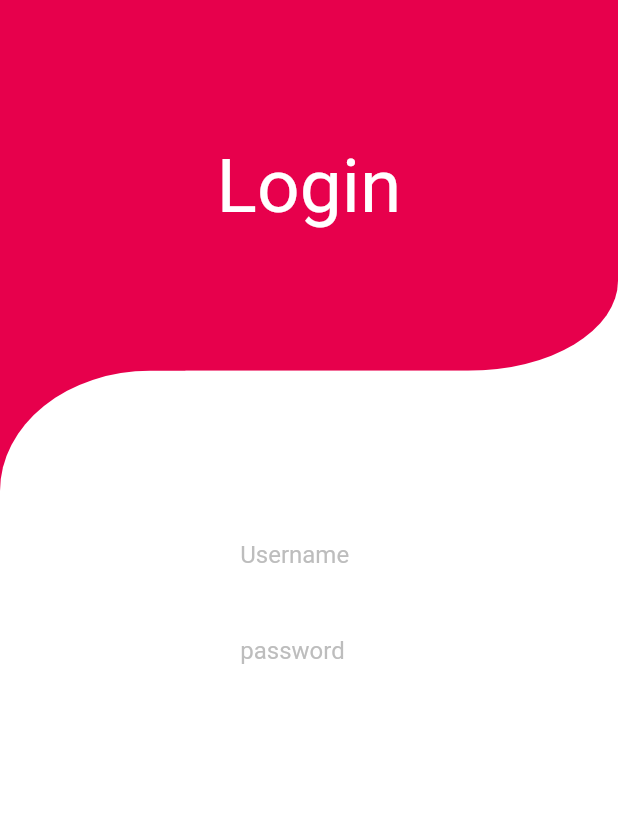
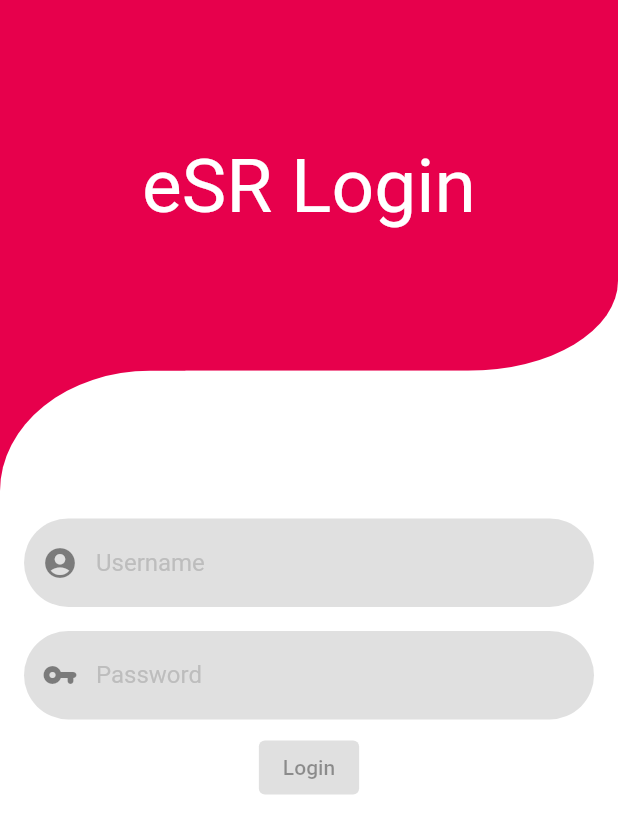
Before and after one commit to salehloke/flutter_login, a Flutter app: the screen it shows after launch, on a phone screen of 412 x 824 dp. Shown: the top 834 px of the screen. Run offline on Flutter 3.47's test engine with Material 2 defaults, Android fonts, the phone set to English and light mode, and no system bars.

Commit message:
update UI

```diff
--- a/lib/login_screen.dart
+++ b/lib/login_screen.dart
@@ -10,6 +10,7 @@ class _LoginScreenState extends State<LoginScreen> {
   @override
   Widget build(BuildContext context) {
     return Scaffold(
+      resizeToAvoidBottomInset: false,
       backgroundColor: Colors.white,
       // appBar: AppBar(
       //   backgroundColor: Color(0xFFE7004C),
@@ -47,13 +48,6 @@ class _LoginScreenState extends State<LoginScreen> {
                       )
                     ])),
           ),
-          Align(
-            alignment: Alignment.topCenter * .75,
-            child: Text(
-              "Login",
-              style: TextStyle(fontSize: 50, color: Colors.white),
-            ),
-          ),
 
           /// top left arc
           Align(
@@ -66,6 +60,17 @@ class _LoginScreenState extends State<LoginScreen> {
                   borderRadius: BorderRadius.only(),
                 ),
               )),
+
+          Align(
+            alignment: Alignment.topCenter * .75,
+            child: Container(
+              // width: MediaQuery.of(context).size.width,
+              child: Text(
+                "eSR Login",
+                style: TextStyle(fontSize: 50, color: Colors.white),
+              ),
+            ),
+          ),
 
           /// the bottom left arc
           Align(
@@ -85,7 +90,7 @@ class _LoginScreenState extends State<LoginScreen> {
           Align(
             alignment: Alignment.bottomCenter,
             child: Container(
-              width: MediaQuery.of(context).size.width * 0.3,
+              width: MediaQuery.of(context).size.width,
               height: MediaQuery.of(context).size.height * 0.6,
               decoration: BoxDecoration(
                 color: Colors.white,
@@ -94,34 +99,71 @@ class _LoginScreenState extends State<LoginScreen> {
               ),
               child: Container(
                 padding: EdgeInsets.all(8.0),
-                decoration: BoxDecoration(
-                    // boxShadow: [
-                    //   BoxShadow(
-                    //     color: Color(0xFFE7004C),
-                    //     offset: Offset(0, 10),
-                    //     blurRadius: 20.0,
-                    //   )
-                    // ],
-                    ),
+                decoration: BoxDecoration(),
                 child: Column(
                   children: [
                     SizedBox(),
+
+                    /// USERNAME INPUT
                     Container(
                       padding: EdgeInsets.all(8.0),
                       child: TextField(
+                        /// DECORATION
                         decoration: InputDecoration(
-                            border: InputBorder.none,
-                            hintText: "Username",
-                            hintStyle: TextStyle(color: Colors.grey[400])),
+                          fillColor: Colors.grey[300],
+                          filled: true,
+                          focusedBorder: OutlineInputBorder(
+                            borderSide: BorderSide(
+                              color: Colors.transparent,
+                            ),
+                            borderRadius: BorderRadius.circular(50),
+                          ),
+                          enabledBorder: OutlineInputBorder(
+                            borderSide: BorderSide(
+                              color: Colors.transparent,
+                            ),
+                            borderRadius: BorderRadius.circular(50),
+                          ),
+                          hintText: "Username",
+                          hintStyle: TextStyle(color: Colors.grey[400]),
+                          prefixIcon: Icon(Icons.account_circle),
+                        ),
                       ),
                     ),
+
+                    /// USERNAME INPUT
                     Container(
                       padding: EdgeInsets.all(8.0),
                       child: TextField(
+                        keyboardType: TextInputType.visiblePassword,
+
+                        /// DECORATION
                         decoration: InputDecoration(
-                            border: InputBorder.none,
-                            hintText: "password",
-                            hintStyle: TextStyle(color: Colors.grey[400])),
+                          fillColor: Colors.grey[300],
+                          filled: true,
+                          focusedBorder: OutlineInputBorder(
+                            borderSide: BorderSide(
+                              color: Colors.transparent,
+                            ),
+                            borderRadius: BorderRadius.circular(50),
+                          ),
+                          enabledBorder: OutlineInputBorder(
+                            borderSide: BorderSide(
+                              color: Colors.transparent,
+                            ),
+                            borderRadius: BorderRadius.circular(50),
+                          ),
+                          hintText: "Password",
+                          hintStyle: TextStyle(color: Colors.grey[400]),
+                          prefixIcon: Icon(Icons.vpn_key_rounded),
+                        ),
+                      ),
+                    ),
+
+                    /// LOGIN BUTTON
+                    Container(
+                      child: ElevatedButton(
+                        child: Text("Login"),
                       ),
                     )
                   ],
```
